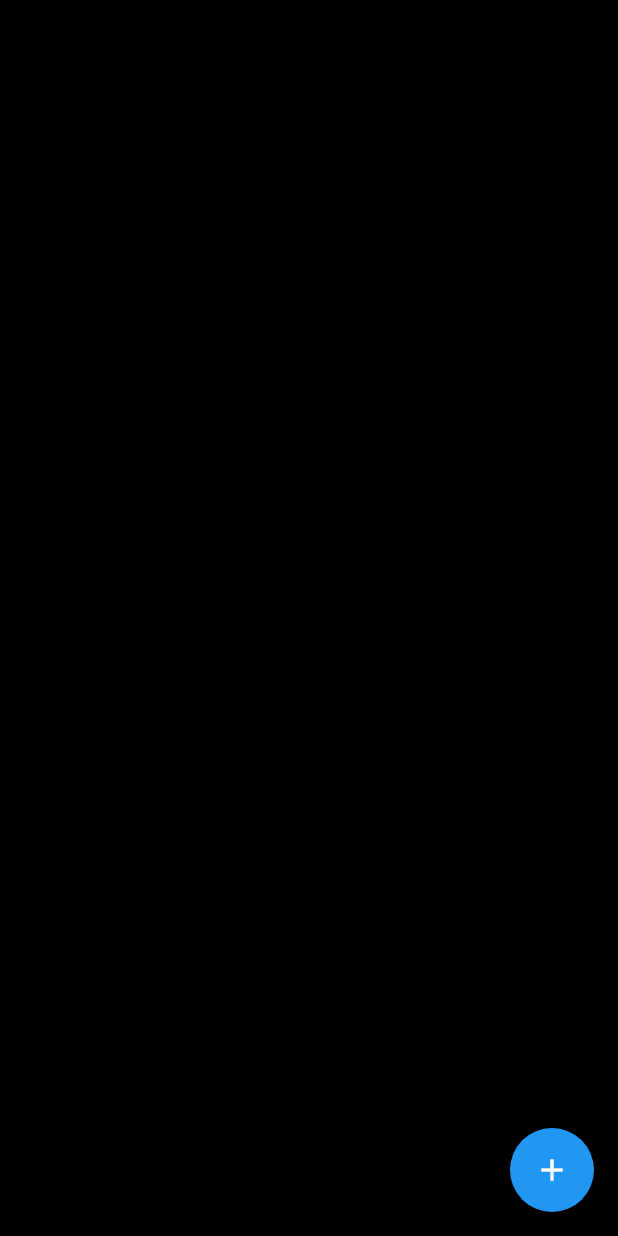
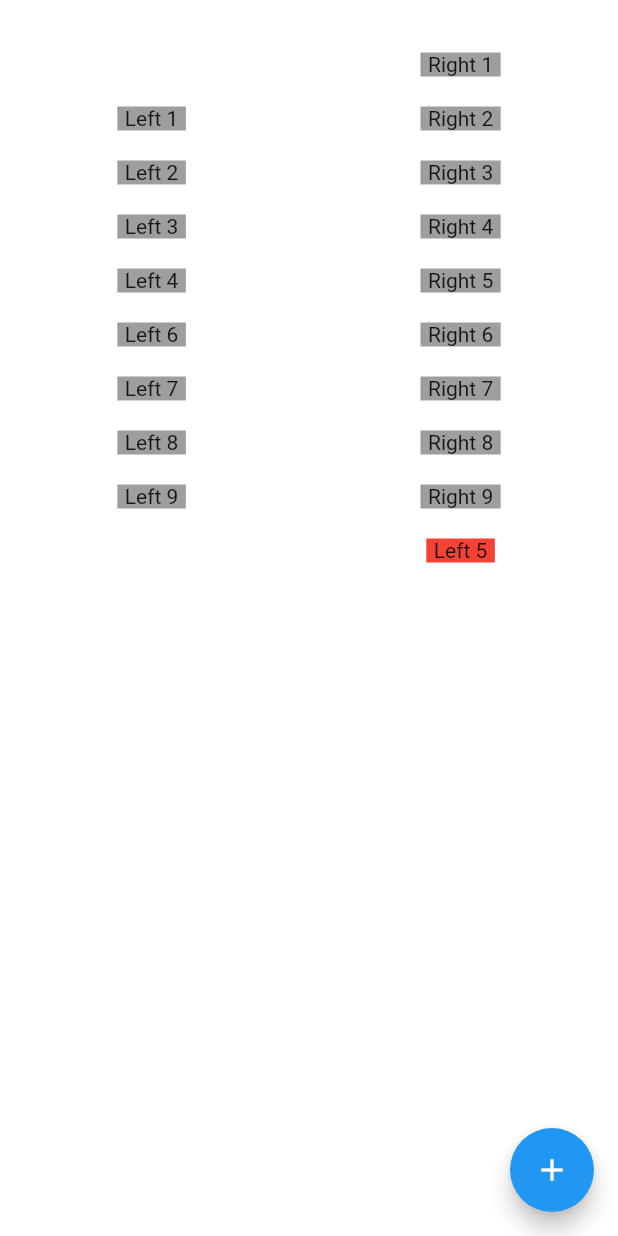
Before and after one commit to aekrops/flutter-exam, a Flutter app: the screen it shows after launch, after a tap on the "add" icon, on a phone screen of 412 x 824 dp. Run offline on Flutter 3.47's test engine with Material 2 defaults, Android fonts, the phone set to English and light mode, and no system bars.

Commit message:
fixed app

```diff
--- a/lib/constants.dart
+++ b/lib/constants.dart
@@ -1,3 +1,4 @@
 import 'package:flutter/material.dart';
 
+const backgroundColor = Color(0xFFFFFFFF);
 const primaryColor = Color(0xFF000000);
--- a/lib/data.dart
+++ b/lib/data.dart
@@ -3,8 +3,8 @@ import 'dart:convert';
 
 class MyList {
   String title;
-
-  MyList(this.title);
+  Color color;
+  MyList(this.title, {this.color=Colors.grey});
 }
 
 getList(int number, String side) {
--- a/lib/main.dart
+++ b/lib/main.dart
@@ -15,7 +15,7 @@ class MyApp extends StatelessWidget {
       debugShowCheckedModeBanner: false,
       title: 'Flutter Zalik :)',
       theme: ThemeData(
-        scaffoldBackgroundColor: primaryColor,
+        scaffoldBackgroundColor: backgroundColor,
         primaryColor: primaryColor,
       ),
       home: const HomeScreen(),
--- a/lib/pages/home.dart
+++ b/lib/pages/home.dart
@@ -5,48 +5,70 @@ import 'dart:math';
 
 import '../data.dart';
 
-
-class HomeScreen extends StatelessWidget {
+class HomeScreen extends StatefulWidget {
   const HomeScreen({Key? key}) : super(key: key);
 
   @override
+  _HomeScreenState createState() => _HomeScreenState();
+}
+
+class _HomeScreenState extends State<HomeScreen> {
+  List<dynamic> leftList = getList(Random().nextInt(6) + 5, "Left");
+  List<dynamic> rightList = getList(Random().nextInt(6) + 5, "Right");
+  @override
   Widget build(BuildContext context) {
-    Random random = Random();
-    var leftList = getList(random.nextInt(6) + 5, "Left");
-    var rightList = getList(random.nextInt(6) + 5, "Right");
     return Scaffold(
       body: SafeArea(
         child: SingleChildScrollView(
           scrollDirection: Axis.vertical,
-          child: Row(
-            children: [
-              // list(context, leftList),
-              // list(context, rightList)
-            ],
+          child: Container(
+            margin: const EdgeInsets.only(top: 25),
+            child: Row(
+              mainAxisAlignment: MainAxisAlignment.spaceAround,
+              children: [list(context, leftList), list(context, rightList)],
+            ),
           ),
         ),
       ),
-      floatingActionButton: new FloatingActionButton(
-        onPressed: () => {},
-        tooltip: 'Increment',
-        child: new Icon(Icons.add),
-      ), // This trailing comma makes auto-formatting nicer for build methods.
+      floatingActionButton: FloatingActionButton(
+          onPressed: addItem,
+          tooltip: 'Increment',
+          child: const Icon(Icons
+              .add)), // This trailing comma makes auto-formatting nicer for build methods.
     );
   }
-  Widget list(BuildContext context, dynamic list) {
+  addItem(){
+      setState(() {
+        bool isLeft = Random().nextBool();
+        if (isLeft){
+          int randElementIdx = Random().nextInt(leftList.length - 1);
+          MyList element = leftList.elementAt(randElementIdx);
+          leftList.removeAt(randElementIdx);
+          element.color = Colors.red;
+          rightList.add(element);
+        } else {
+          int randElementIdx = Random().nextInt(rightList.length - 1);
+          MyList element = rightList.elementAt(randElementIdx);
+          rightList.removeAt(randElementIdx);
+          element.color = Colors.red;
+          leftList.add(element);
+        }
+      });
+  }
+
+  Widget list(BuildContext context, List list) {
     return SingleChildScrollView(
       scrollDirection: Axis.horizontal,
       child: Column(
-        children:  list.map((side) => card(context, side.title)).toList();
-      ),
+          children: list.map((side) => card(context, side.title, side.color)).toList()),
     );
   }
 
-  Widget card(BuildContext context, dynamic title) {
+  Widget card(BuildContext context, String title, Color color) {
     return Container(
-        margin: const EdgeInsets.only(left: 10),
+        color: color,
+        margin: const EdgeInsets.all(10),
         padding: const EdgeInsets.symmetric(horizontal: 5.0),
         child: Text(title));
   }
-
 }
```
